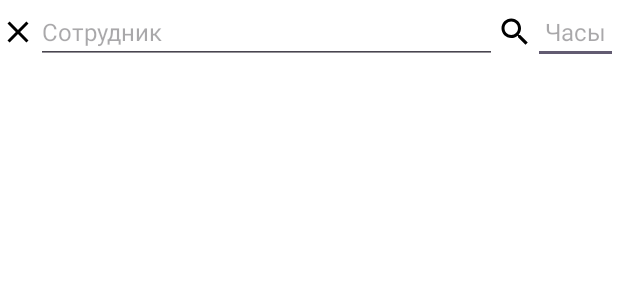
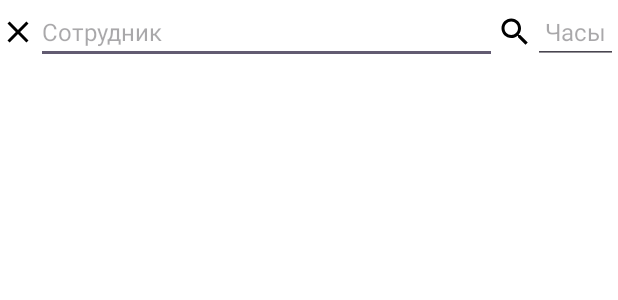
Before and after one commit to S0s0Combain/IvLineReporting, an Android app: the layout worker_layout.xml on its own in the app's theme, with its tools: preview values and no code run, on a phone screen of 412 x 824 dp. Shown: the top 300 px of the screen. Run offline under Robolectric (Android 15) with nearby library versions, the phone set to English and light mode, and no system bars.

Commit message:
Исправлен баг с некликабельностью полей ввода

```diff
--- a/app/src/main/res/layout/worker_layout.xml
+++ b/app/src/main/res/layout/worker_layout.xml
@@ -18,9 +18,9 @@
         android:layout_height="wrap_content"
         android:layout_gravity="center_vertical"
         android:layout_weight="6"
-        android:hint="Сотрудник"
-        android:focusable="false"
-        android:clickable="true"
+        android:hint="@string/employee"
+        android:focusable="true"
+        android:focusableInTouchMode="true"
         android:textSize="16sp"/>
     <ImageView
         android:id="@+id/searchWorkerButton"
@@ -39,7 +39,7 @@
         android:inputType="number"
         android:maxLength="2"
         android:gravity="start"
-        android:hint="Часы"
+        android:hint="@string/hours"
         android:textSize="16sp"
         android:textAlignment="center"
         tools:ignore="RtlCompat" />
--- a/app/src/main/res/values/strings.xml
+++ b/app/src/main/res/values/strings.xml
@@ -38,4 +38,8 @@
     <string name="search_work">Поиск работ</string>
     <string name="search_worker">Поиск сотрудника</string>
     <string name="type">Тип</string>
+    <string name="employee">Сотрудник</string>
+    <string name="technic">Техника</string>
+    <string name="quantity">Кол.</string>
+    <string name="hours">Часы</string>
 </resources>
```
Also changed, not shown: app/src/main/res/layout/technique_layout.xml (+4 -4 lines).
